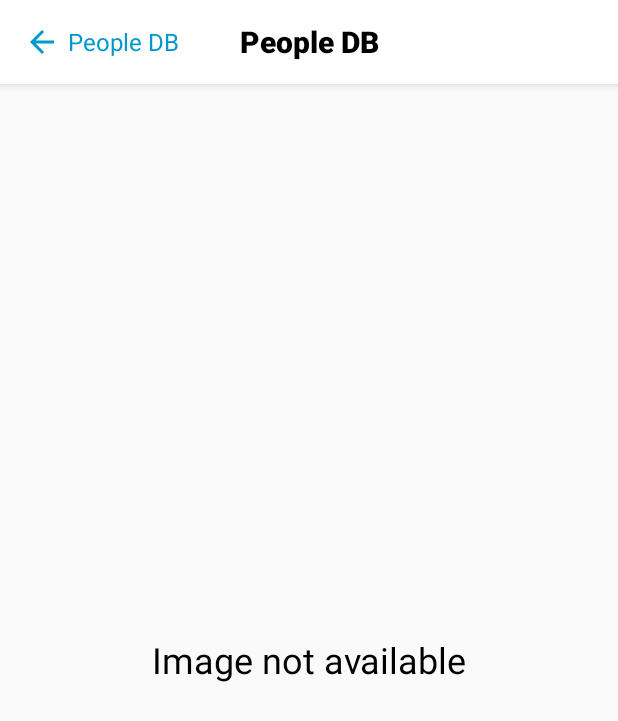
After one commit to AshaRamanjanaiah/EmployeeDetails, an Android app: the EmployeeDetailsFragment screen opened directly, with no data from a screen before it, on a phone screen of 412 x 824 dp. The commit adds this screen. Shown: the top 721 px of the screen. Run offline under Robolectric (Android 15) with nearby library versions, the phone set to English and light mode, and no system bars.

Commit message:
UI polish. Added Detail activity and fragment. Added error handling. Included image decode logic.

```diff
--- a/app/build.gradle
+++ b/app/build.gradle
@@ -50,6 +50,9 @@ dependencies {
     implementation "com.jakewharton.retrofit:retrofit2-kotlin-coroutines-adapter:$version_retrofit_coroutines_adapter"
     implementation 'androidx.lifecycle:lifecycle-extensions:2.2.0'
 
+    // Timber
+    implementation 'com.jakewharton.timber:timber:4.7.1'
+
     testImplementation 'junit:junit:4.12'
     androidTestImplementation 'androidx.test.ext:junit:1.1.1'
     androidTestImplementation 'androidx.test.espresso:espresso-core:3.2.0'
--- a/app/src/main/AndroidManifest.xml
+++ b/app/src/main/AndroidManifest.xml
@@ -3,9 +3,11 @@
     package="com.employeedetailsapp">
 
     <uses-permission android:name="android.permission.INTERNET" />
+    <uses-permission android:name="android.permission.ACCESS_NETWORK_STATE" />
 
     <application
         android:allowBackup="true"
+        android:name=".EmployeeApplication"
         android:usesCleartextTraffic="true"
         android:icon="@mipmap/ic_launcher"
         android:label="@string/app_name"
--- a/app/src/main/java/com/employeedetailsapp/employeedetails/EmployeeDetailsActivity.kt
+++ b/app/src/main/java/com/employeedetailsapp/employeedetails/EmployeeDetailsActivity.kt
@@ -1,12 +1,36 @@
 package com.employeedetailsapp.employeedetails
 
+import android.os.Bundle
+import android.view.View
 import androidx.appcompat.app.AppCompatActivity
-import android.os.Bundle
 import com.employeedetailsapp.R
+import com.employeedetailsapp.util.IMAGE_JPEG
+import kotlinx.android.synthetic.main.toolbar.*
+
 
 class EmployeeDetailsActivity : AppCompatActivity() {
     override fun onCreate(savedInstanceState: Bundle?) {
         super.onCreate(savedInstanceState)
         setContentView(R.layout.activity_employee_details)
+
+        val image = intent.getByteArrayExtra(IMAGE_JPEG)
+        if (savedInstanceState == null) {
+            val fragmentManager = supportFragmentManager
+            val employeeDetailsFragment = EmployeeDetailsFragment.newInstance(image)
+
+            fragmentManager.beginTransaction()
+                .add(R.id.employee_detail_fragment, employeeDetailsFragment).commit()
+        }
+
+        back_icon.visibility = View.VISIBLE
+        people_db_text.visibility = View.VISIBLE
+        back_icon.setOnClickListener {
+            onBackPressed()
+        }
+        people_db_text.setOnClickListener {
+            onBackPressed()
+        }
+
     }
+
 }
--- /dev/null
+++ b/app/src/main/java/com/employeedetailsapp/employeedetails/EmployeeDetailsFragment.kt
@@ -0,0 +1,67 @@
+package com.employeedetailsapp.employeedetails
+
+import android.graphics.BitmapFactory
+import android.os.Bundle
+import android.view.LayoutInflater
+import android.view.View
+import android.view.ViewGroup
+import androidx.fragment.app.Fragment
+import com.employeedetailsapp.R
+import com.employeedetailsapp.util.IMAGE_JPEG
+import kotlinx.android.synthetic.main.fragment_employee_details.*
+
+
+/**
+ * Use the [EmployeeDetailsFragment.newInstance] factory method to
+ * create an instance of this fragment.
+ */
+class EmployeeDetailsFragment : Fragment() {
+
+    private var employeeImage: ByteArray? = null
+
+    override fun onCreate(savedInstanceState: Bundle?) {
+        super.onCreate(savedInstanceState)
+        arguments?.let {
+            employeeImage = it.getByteArray(IMAGE_JPEG)
+        }
+    }
+
+    override fun onCreateView(
+        inflater: LayoutInflater, container: ViewGroup?,
+        savedInstanceState: Bundle?
+    ): View? {
+        // Inflate the layout for this fragment
+        return inflater.inflate(R.layout.fragment_employee_details, container, false)
+    }
+
+    override fun onViewCreated(view: View, savedInstanceState: Bundle?) {
+        super.onViewCreated(view, savedInstanceState)
+        if(employeeImage == null) {
+            image_not_found.visibility = View.VISIBLE
+            image.visibility = View.GONE
+        } else {
+            image.visibility = View.VISIBLE
+            val bmp = BitmapFactory.decodeByteArray(employeeImage, 0, employeeImage!!.size)
+            image.setImageBitmap(bmp)
+            image_not_found.visibility = View.GONE
+        }
+    }
+
+    companion object {
+        /**
+         * Use this factory method to create a new instance of
+         * this fragment using the provided parameter.
+         *
+         * @param employee Parameter object includes employee details.
+         * @return A new instance of fragment EmployeeDetailsFragment.
+         */
+
+        @JvmStatic
+        fun newInstance(image: ByteArray?) =
+            EmployeeDetailsFragment().apply {
+                arguments = Bundle().apply {
+                    putByteArray(IMAGE_JPEG, image)
+                }
+            }
+    }
+}
--- a/app/src/main/java/com/employeedetailsapp/employeelist/EmployeeListViewModel.kt
+++ b/app/src/main/java/com/employeedetailsapp/employeelist/EmployeeListViewModel.kt
@@ -10,6 +10,7 @@ import kotlinx.coroutines.CoroutineScope
 import kotlinx.coroutines.Dispatchers
 import kotlinx.coroutines.Job
 import kotlinx.coroutines.launch
+import timber.log.Timber
 
 enum class EmployeeApiStatus { LOADING, ERROR, DONE }
 
@@ -67,13 +68,13 @@ class EmployeeListViewModel: ViewModel() {
                 val listResult = getEmployeeDeferred.await()
                 _status.value = EmployeeApiStatus.DONE
                 _employees.value = listResult
-                Log.d("EmployeeListViewModel", "Data loaded successfully from network")
+                Timber.i( "Data loaded successfully from network")
             } catch (e: Exception) {
                 if (_employees.value.isNullOrEmpty()) {
                     _status.value = EmployeeApiStatus.ERROR
                     _employees.value = ArrayList()
                 }
-                Log.i("EmployeeListViewModel", "Error loading data from network")
+                Timber.i( "Error loading data from network")
             }
         }
     }
--- a/app/src/main/res/layout/activity_employee_details.xml
+++ b/app/src/main/res/layout/activity_employee_details.xml
@@ -6,4 +6,20 @@
     android:layout_height="match_parent"
     tools:context=".employeedetails.EmployeeDetailsActivity">
 
+    <include
+        android:id="@+id/include"
+        layout="@layout/toolbar"
+        app:layout_constraintEnd_toEndOf="parent"
+        app:layout_constraintStart_toStartOf="parent"
+        app:layout_constraintTop_toTopOf="parent" />
+
+    <FrameLayout
+        android:id="@+id/employee_detail_fragment"
+        android:layout_width="match_parent"
+        android:layout_height="0dp"
+        app:layout_constraintBottom_toBottomOf="parent"
+        app:layout_constraintEnd_toEndOf="parent"
+        app:layout_constraintStart_toStartOf="parent"
+        app:layout_constraintTop_toBottomOf="@+id/include" />
+
 </androidx.constraintlayout.widget.ConstraintLayout>
--- a/app/src/main/res/layout/activity_main.xml
+++ b/app/src/main/res/layout/activity_main.xml
@@ -4,6 +4,7 @@
     xmlns:tools="http://schemas.android.com/tools"
     android:layout_width="match_parent"
     android:layout_height="match_parent"
+    android:background="@color/colorPrimary"
     tools:context=".employeelist.MainActivity">
 
     <include
@@ -18,6 +19,8 @@
         android:name="com.employeedetailsapp.employeelist.EmployeeListFragment"
         android:layout_width="match_parent"
         android:layout_height="0dp"
+        android:layout_marginTop="26dp"
+        android:layout_marginBottom="@dimen/dimen_16dp"
         app:layout_constraintBottom_toBottomOf="parent"
         app:layout_constraintEnd_toEndOf="parent"
         app:layout_constraintStart_toStartOf="parent"
--- /dev/null
+++ b/app/src/main/res/layout/fragment_employee_details.xml
@@ -0,0 +1,25 @@
+<?xml version="1.0" encoding="utf-8"?>
+<FrameLayout xmlns:android="http://schemas.android.com/apk/res/android"
+    xmlns:tools="http://schemas.android.com/tools"
+    android:layout_width="match_parent"
+    android:layout_height="match_parent"
+    android:orientation="vertical"
+    tools:context=".employeedetails.EmployeeDetailsFragment">
+
+    <TextView
+        android:id="@+id/image_not_found"
+        android:layout_width="match_parent"
+        android:layout_height="match_parent"
+        android:gravity="center"
+        android:text="@string/image_not_available"
+        android:textColor="@color/colorBlack"
+        android:textSize="24sp"
+        android:visibility="gone" />
+
+    <ImageView
+        android:id="@+id/image"
+        android:layout_width="match_parent"
+        android:layout_height="match_parent"
+        android:layout_marginTop="40dp" />
+
+</FrameLayout>
--- a/app/src/main/res/layout/fragment_employee_list.xml
+++ b/app/src/main/res/layout/fragment_employee_list.xml
@@ -16,7 +16,7 @@
             android:id="@+id/rv_employee_list"
             android:layout_width="match_parent"
             android:layout_height="0dp"
-            android:layout_margin="@dimen/dimen_16dp"
+            android:layout_marginStart="@dimen/dimen_10dp"
             app:layout_constraintEnd_toEndOf="parent"
             app:layout_constraintStart_toStartOf="parent"
             app:layout_constraintTop_toTopOf="parent" />
--- a/app/src/main/res/layout/toolbar.xml
+++ b/app/src/main/res/layout/toolbar.xml
@@ -1,13 +1,32 @@
 <?xml version="1.0" encoding="utf-8"?>
 <androidx.appcompat.widget.Toolbar xmlns:android="http://schemas.android.com/apk/res/android"
     xmlns:app="http://schemas.android.com/apk/res-auto"
-    android:id="@+id/toolbar"
+    android:id="@+id/people_toolbar"
     android:layout_width="match_parent"
     android:layout_height="?attr/actionBarSize"
     android:background="?attr/colorPrimary"
     android:elevation="4dp"
     android:theme="@style/ThemeOverlay.AppCompat.ActionBar"
     app:popupTheme="@style/ThemeOverlay.AppCompat.Light">
+
+    <ImageView
+        android:id="@+id/back_icon"
+        android:layout_width="wrap_content"
+        android:layout_height="wrap_content"
+        android:src="?attr/homeAsUpIndicator"
+        android:tint="@color/colorBlue"
+        android:visibility="gone" />
+
+    <TextView
+        android:id="@+id/people_db_text"
+        android:layout_width="wrap_content"
+        android:layout_height="wrap_content"
+        android:layout_gravity="left"
+        android:paddingStart="5dp"
+        android:text="@string/people_db"
+        android:textColor="@color/colorBlue"
+        android:textSize="16sp"
+        android:visibility="gone" />
 
     <TextView
         android:id="@+id/toolbar_title"
--- a/app/src/main/res/values/colors.xml
+++ b/app/src/main/res/values/colors.xml
@@ -5,4 +5,5 @@
     <color name="colorAccent">#03DAC5</color>
     <color name="colorBlack">#000000</color>
     <color name="colorGrey">#EAE7E7</color>
+    <color name="colorBlue">@android:color/holo_blue_dark</color>
 </resources>
--- a/app/src/main/res/values/dimens.xml
+++ b/app/src/main/res/values/dimens.xml
@@ -16,4 +16,5 @@
     inner_frame_layout_padding (below variable) on round screens.
     -->
     <dimen name="inner_frame_layout_padding">5dp</dimen>
+    <dimen name="thumnail_image_dimen">100dp</dimen>
 </resources>
```
Also changed, not shown: app/src/main/java/com/employeedetailsapp/EmployeeApplication.kt (added, +12 -0 lines), app/src/main/java/com/employeedetailsapp/employeelist/EmployeeListAdapter.kt (+18 -0 lines), app/src/main/java/com/employeedetailsapp/employeelist/EmployeeListFragment.kt (+26 -0 lines), app/src/main/java/com/employeedetailsapp/model/Employee.kt (+4 -4 lines), app/src/main/java/com/employeedetailsapp/util/ConnectToInternet.kt (added, +51 -0 lines), app/src/main/java/com/employeedetailsapp/util/Global.kt (added, +33 -0 lines), app/src/main/res/layout/list_item_employee_list.xml (+9 -4 lines), app/src/main/res/values/strings.xml (+4 -8 lines).
